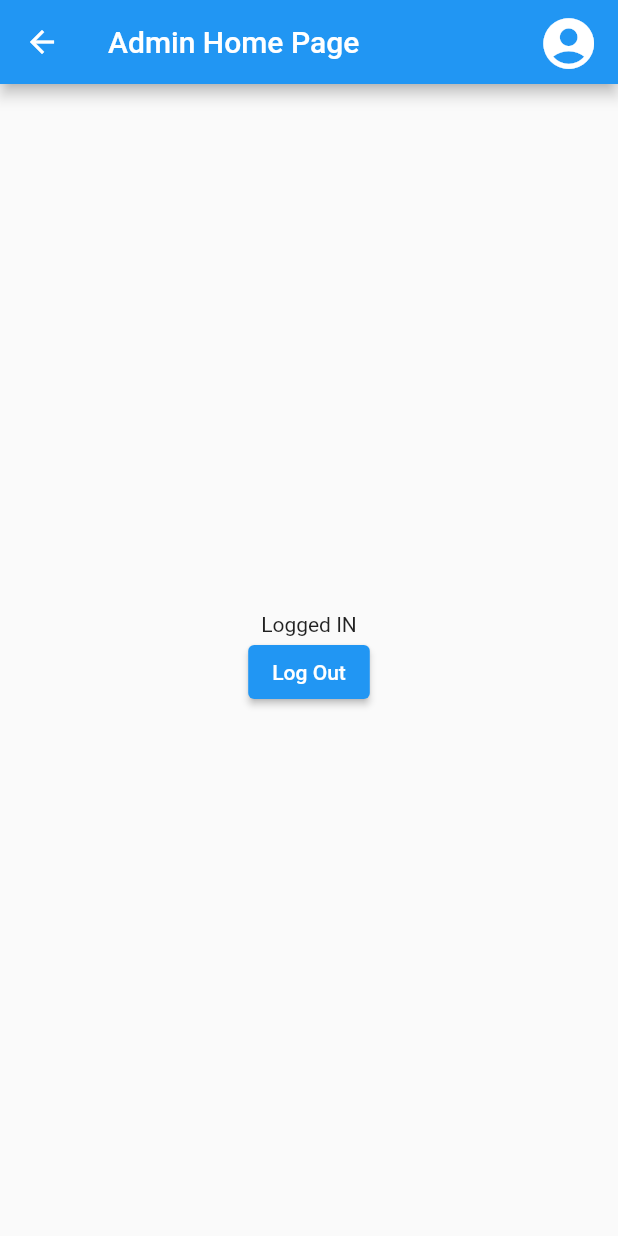
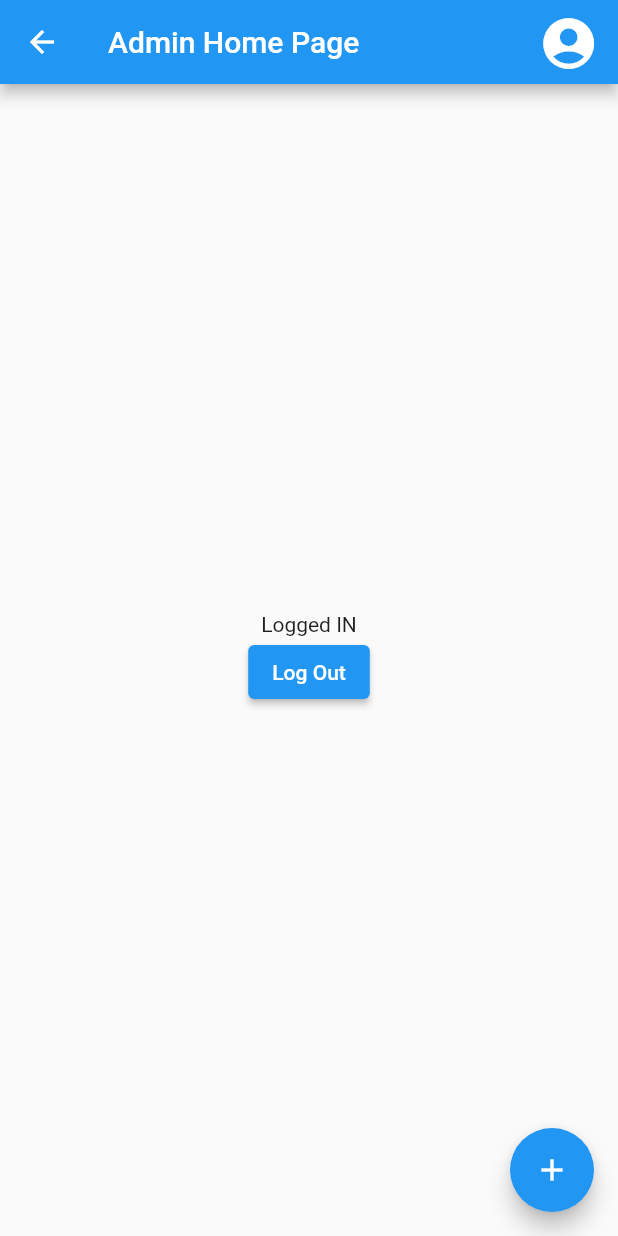
Before and after one commit to Sardorbee/planeta_uz, a Flutter app: the HomeScreenAdmin screen opened directly, on a phone screen of 412 x 824 dp. Run offline on Flutter 3.47's test engine with Material 2 defaults, Android fonts, the phone set to English and light mode, and no system bars; our stand-ins replace cloud_firestore, firebase_auth, firebase_core, firebase_storage, flutter_screenutil, google_sign_in and 1 more; accounts and stored records are empty; statements that could not run were skipped; project files that could hold a hidden picture were left out.

Commit message:
home screen

```diff
--- a/lib/ui/tab_box_admin/home/home_page_admin.dart
+++ b/lib/ui/tab_box_admin/home/home_page_admin.dart
@@ -3,6 +3,7 @@ import 'package:flutter_screenutil/flutter_screenutil.dart';
 import 'package:planeta_uz/provider/auth_provider/login_pro.dart';
 import 'package:planeta_uz/provider/profile_provider.dart';
 import 'package:planeta_uz/ui/tab_box/profile/profile_screen.dart';
+import 'package:planeta_uz/ui/tab_box_admin/admin/add_category/add_category.dart';
 import 'package:provider/provider.dart';
 
 class HomeScreenAdmin extends StatelessWidget {
@@ -62,6 +63,13 @@ class HomeScreenAdmin extends StatelessWidget {
           ],
         ),
       ),
+      floatingActionButton: FloatingActionButton(
+        onPressed: () {
+          Navigator.push(context,
+              MaterialPageRoute(builder: (context) => CategoryADD()));
+        },
+        child: const Icon(Icons.add),
+      ),
     );
   }
 }
```
